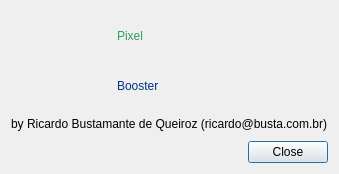
First picture: the form in screens/about_dialog.ui, repository LeoBusta/PixelBooster, before the edit.
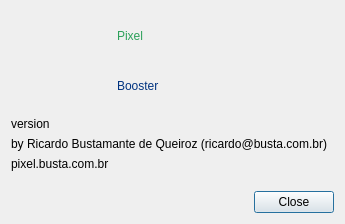
Second picture: the form after the edit. Icons and pictures are not drawn.

Commit message: Changes to the help "about" dialog. Began implementing the status bar tips. Added version to the program title and about screen.

The edit to the form file:
```diff
--- a/screens/about_dialog.ui
+++ b/screens/about_dialog.ui
@@ -6,8 +6,8 @@
    <rect>
     <x>0</x>
     <y>0</y>
-    <width>317</width>
-    <height>174</height>
+    <width>345</width>
+    <height>224</height>
    </rect>
   </property>
   <property name="windowTitle">
@@ -72,6 +72,13 @@
      </item>
     </layout>
    </item>
+   <item>
+    <widget class="QLabel" name="version_label">
+     <property name="text">
+      <string>version</string>
+     </property>
+    </widget>
+   </item>
    <item>
     <widget class="QLabel" name="label">
      <property name="text">
@@ -79,6 +86,13 @@
      </property>
     </widget>
    </item>
+   <item>
+    <widget class="QLabel" name="website_label">
+     <property name="text">
+      <string>pixel.busta.com.br </string>
+     </property>
+    </widget>
+   </item>
    <item>
     <spacer name="verticalSpacer">
      <property name="orientation">
```
The commit also changes 9 other files.
